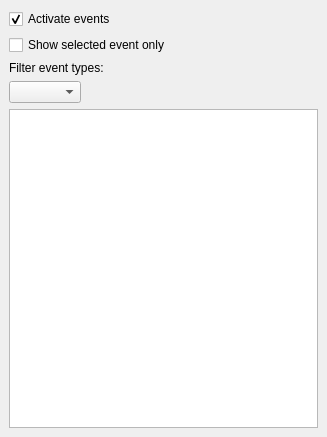
mne-tools/mne-cpp, file applications/mne_browse_raw_qt/Windows/eventwindowdock.ui: the form before one commit.
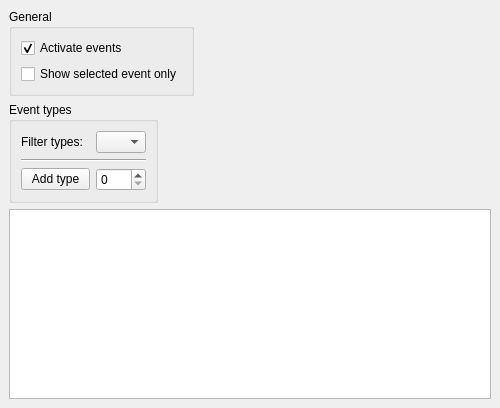
The form after the commit.

Commit message: - add color selection for new event type adding

```diff
--- a/applications/mne_browse_raw_qt/Windows/eventwindowdock.ui
+++ b/applications/mne_browse_raw_qt/Windows/eventwindowdock.ui
@@ -9,20 +9,20 @@
    <rect>
     <x>0</x>
     <y>0</y>
-    <width>327</width>
-    <height>437</height>
+    <width>500</width>
+    <height>408</height>
    </rect>
   </property>
   <property name="sizePolicy">
-   <sizepolicy hsizetype="Expanding" vsizetype="Expanding">
+   <sizepolicy hsizetype="Preferred" vsizetype="Preferred">
     <horstretch>0</horstretch>
     <verstretch>0</verstretch>
    </sizepolicy>
   </property>
   <property name="minimumSize">
    <size>
-    <width>178</width>
-    <height>204</height>
+    <width>194</width>
+    <height>293</height>
    </size>
   </property>
   <property name="maximumSize">
@@ -47,36 +47,59 @@
       <property name="verticalSpacing">
        <number>6</number>
       </property>
-      <item row="0" column="0">
-       <widget class="QCheckBox" name="m_checkBox_activateEvents">
-        <property name="sizePolicy">
-         <sizepolicy hsizetype="Preferred" vsizetype="Fixed">
-          <horstretch>0</horstretch>
-          <verstretch>0</verstretch>
-         </sizepolicy>
-        </property>
-        <property name="text">
-         <string>Activate events</string>
-        </property>
-        <property name="checked">
-         <bool>true</bool>
-        </property>
-       </widget>
-      </item>
       <item row="1" column="0">
-       <widget class="QCheckBox" name="m_checkBox_showSelectedEventsOnly">
+       <widget class="QGroupBox" name="groupBox_2">
         <property name="sizePolicy">
-         <sizepolicy hsizetype="Preferred" vsizetype="Fixed">
+         <sizepolicy hsizetype="Fixed" vsizetype="Fixed">
           <horstretch>0</horstretch>
           <verstretch>0</verstretch>
          </sizepolicy>
         </property>
+        <property name="title">
+         <string>Event types</string>
+        </property>
+        <layout class="QVBoxLayout" name="verticalLayout_2">
+         <item>
+          <layout class="QGridLayout" name="gridLayout_3">
+           <item row="2" column="0" rowspan="2">
+            <widget class="QPushButton" name="m_pushButton_addEventType">
+             <property name="sizePolicy">
+              <sizepolicy hsizetype="Fixed" vsizetype="Fixed">
+               <horstretch>0</horstretch>
+               <verstretch>0</verstretch>
+              </sizepolicy>
+             </property>
+             <property name="minimumSize">
+              <size>
+               <width>69</width>
+               <height>0</height>
+              </size>
+             </property>
+             <property name="maximumSize">
+              <size>
+               <width>69</width>
+               <height>16777215</height>
+              </size>
+             </property>
         <property name="text">
-         <string>Show selected event only</string>
+              <string>Add type</string>
         </property>
        </widget>
       </item>
-      <item row="3" column="0">
+           <item row="0" column="0">
+            <widget class="QLabel" name="m_label_filterEvents">
+             <property name="sizePolicy">
+              <sizepolicy hsizetype="Fixed" vsizetype="Fixed">
+               <horstretch>0</horstretch>
+               <verstretch>0</verstretch>
+              </sizepolicy>
+             </property>
+             <property name="text">
+              <string>Filter types:</string>
+             </property>
+            </widget>
+           </item>
+           <item row="0" column="1">
        <widget class="QComboBox" name="m_comboBox_filterTypes">
         <property name="sizePolicy">
          <sizepolicy hsizetype="Fixed" vsizetype="Fixed">
@@ -86,13 +109,13 @@
         </property>
         <property name="minimumSize">
          <size>
-          <width>0</width>
+               <width>50</width>
           <height>0</height>
          </size>
         </property>
         <property name="maximumSize">
          <size>
-          <width>16777215</width>
+               <width>50</width>
           <height>16777215</height>
          </size>
         </property>
@@ -104,33 +127,41 @@
         </property>
        </widget>
       </item>
-      <item row="2" column="0">
-       <widget class="QLabel" name="m_label_filterEvents">
+           <item row="2" column="1" rowspan="2">
+            <widget class="QSpinBox" name="m_spinBox_addEventType">
         <property name="sizePolicy">
-         <sizepolicy hsizetype="Preferred" vsizetype="Fixed">
+              <sizepolicy hsizetype="Fixed" vsizetype="Fixed">
           <horstretch>0</horstretch>
           <verstretch>0</verstretch>
          </sizepolicy>
         </property>
-        <property name="text">
-         <string>Filter event types:</string>
+             <property name="minimumSize">
+              <size>
+               <width>50</width>
+               <height>0</height>
+              </size>
+             </property>
+             <property name="maximumSize">
+              <size>
+               <width>50</width>
+               <height>16777215</height>
+              </size>
         </property>
        </widget>
       </item>
-      <item row="3" column="1">
-       <spacer name="horizontalSpacer">
+           <item row="1" column="0" colspan="2">
+            <widget class="Line" name="line">
         <property name="orientation">
          <enum>Qt::Horizontal</enum>
         </property>
-        <property name="sizeHint" stdset="0">
-         <size>
-          <width>40</width>
-          <height>20</height>
-         </size>
-        </property>
-       </spacer>
-      </item>
-      <item row="4" column="0" rowspan="2" colspan="3">
+            </widget>
+           </item>
+          </layout>
+         </item>
+        </layout>
+       </widget>
+      </item>
+      <item row="2" column="0" rowspan="4" colspan="2">
        <widget class="QTableView" name="m_tableView_eventTableView">
         <property name="enabled">
          <bool>true</bool>
@@ -185,6 +216,67 @@
         </property>
        </widget>
       </item>
+      <item row="0" column="0">
+       <widget class="QGroupBox" name="groupBox">
+        <property name="sizePolicy">
+         <sizepolicy hsizetype="Fixed" vsizetype="Fixed">
+          <horstretch>0</horstretch>
+          <verstretch>0</verstretch>
+         </sizepolicy>
+        </property>
+        <property name="title">
+         <string>General</string>
+        </property>
+        <layout class="QGridLayout" name="gridLayout">
+         <item row="0" column="1">
+          <layout class="QGridLayout" name="gridLayout_2">
+           <item row="1" column="1" colspan="2">
+            <widget class="QCheckBox" name="m_checkBox_showSelectedEventsOnly">
+             <property name="sizePolicy">
+              <sizepolicy hsizetype="Preferred" vsizetype="Fixed">
+               <horstretch>0</horstretch>
+               <verstretch>0</verstretch>
+              </sizepolicy>
+             </property>
+             <property name="text">
+              <string>Show selected event only</string>
+             </property>
+            </widget>
+           </item>
+           <item row="0" column="1" colspan="2">
+            <widget class="QCheckBox" name="m_checkBox_activateEvents">
+             <property name="sizePolicy">
+              <sizepolicy hsizetype="Preferred" vsizetype="Fixed">
+               <horstretch>0</horstretch>
+               <verstretch>0</verstretch>
+              </sizepolicy>
+             </property>
+             <property name="text">
+              <string>Activate events</string>
+             </property>
+             <property name="checked">
+              <bool>true</bool>
+             </property>
+            </widget>
+           </item>
+          </layout>
+         </item>
+        </layout>
+       </widget>
+      </item>
+      <item row="1" column="1">
+       <spacer name="horizontalSpacer">
+        <property name="orientation">
+         <enum>Qt::Horizontal</enum>
+        </property>
+        <property name="sizeHint" stdset="0">
+         <size>
+          <width>5</width>
+          <height>20</height>
+         </size>
+        </property>
+       </spacer>
+      </item>
      </layout>
     </item>
    </layout>
```
Lines whose indentation alone changed are shown as unchanged. The commit also changes 3 other files.
